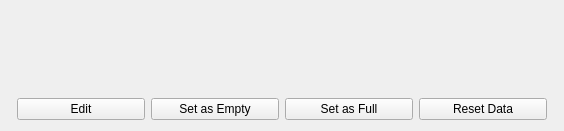
Qt form HimalayaMain/Gui/Components/Reagents/Forms/ReagentStatusWidget.ui (Liyezhong/Master) before a commit.
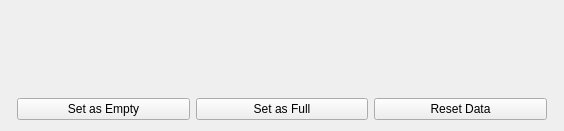
The same form after that commit. Custom widgets are drawn as their Qt base class.

Patch:
```diff
--- a/HimalayaMain/Gui/Components/Reagents/Forms/ReagentStatusWidget.ui
+++ b/HimalayaMain/Gui/Components/Reagents/Forms/ReagentStatusWidget.ui
@@ -60,16 +60,6 @@
      <property name="bottomMargin">
       <number>0</number>
      </property>
-     <item>
-      <widget class="QPushButton" name="btnEdit">
-       <property name="text">
-        <string>Edit</string>
-       </property>
-       <property name="autoRepeatInterval">
-        <number>100</number>
-       </property>
-      </widget>
-     </item>
      <item>
       <widget class="QPushButton" name="btnEmpty">
        <property name="text">
```
